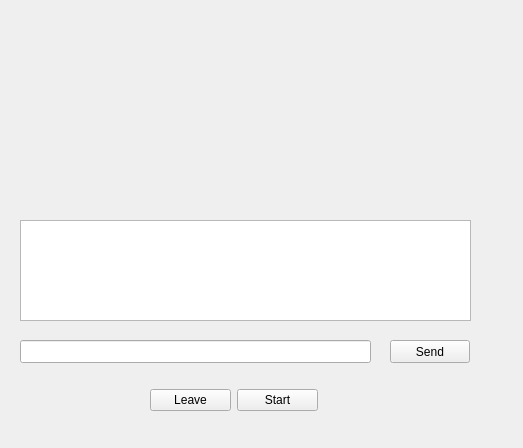
francois-berder/battletank, file ui/ChatMenu.ui: the form before one commit.
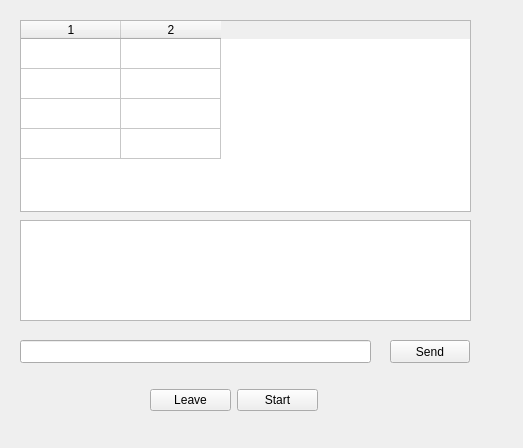
The form after the commit.

Commit message: improved chatmenu: checkbox + add/remove player done correctly

The edit to the form file:
```diff
--- a/ui/ChatMenu.ui
+++ b/ui/ChatMenu.ui
@@ -49,17 +49,6 @@
     <string>Send</string>
    </property>
   </widget>
-  <widget class="QWidget" name="gridLayoutWidget">
-   <property name="geometry">
-    <rect>
-     <x>29</x>
-     <y>19</y>
-     <width>441</width>
-     <height>181</height>
-    </rect>
-   </property>
-   <layout class="QGridLayout" name="gridLayout"/>
-  </widget>
   <widget class="QWidget" name="horizontalLayoutWidget">
    <property name="geometry">
     <rect>
@@ -86,6 +75,49 @@
     </item>
    </layout>
   </widget>
+  <widget class="QTableWidget" name="players">
+   <property name="geometry">
+    <rect>
+     <x>20</x>
+     <y>20</y>
+     <width>451</width>
+     <height>192</height>
+    </rect>
+   </property>
+   <property name="editTriggers">
+    <set>QAbstractItemView::NoEditTriggers</set>
+   </property>
+   <property name="tabKeyNavigation">
+    <bool>false</bool>
+   </property>
+   <property name="showDropIndicator" stdset="0">
+    <bool>false</bool>
+   </property>
+   <property name="dragDropOverwriteMode">
+    <bool>false</bool>
+   </property>
+   <property name="selectionMode">
+    <enum>QAbstractItemView::NoSelection</enum>
+   </property>
+   <property name="showGrid">
+    <bool>true</bool>
+   </property>
+   <property name="rowCount">
+    <number>4</number>
+   </property>
+   <property name="columnCount">
+    <number>2</number>
+   </property>
+   <attribute name="verticalHeaderVisible">
+    <bool>false</bool>
+   </attribute>
+   <row/>
+   <row/>
+   <row/>
+   <row/>
+   <column/>
+   <column/>
+  </widget>
  </widget>
  <resources/>
  <connections>
```
The commit also changes 3 other files.
